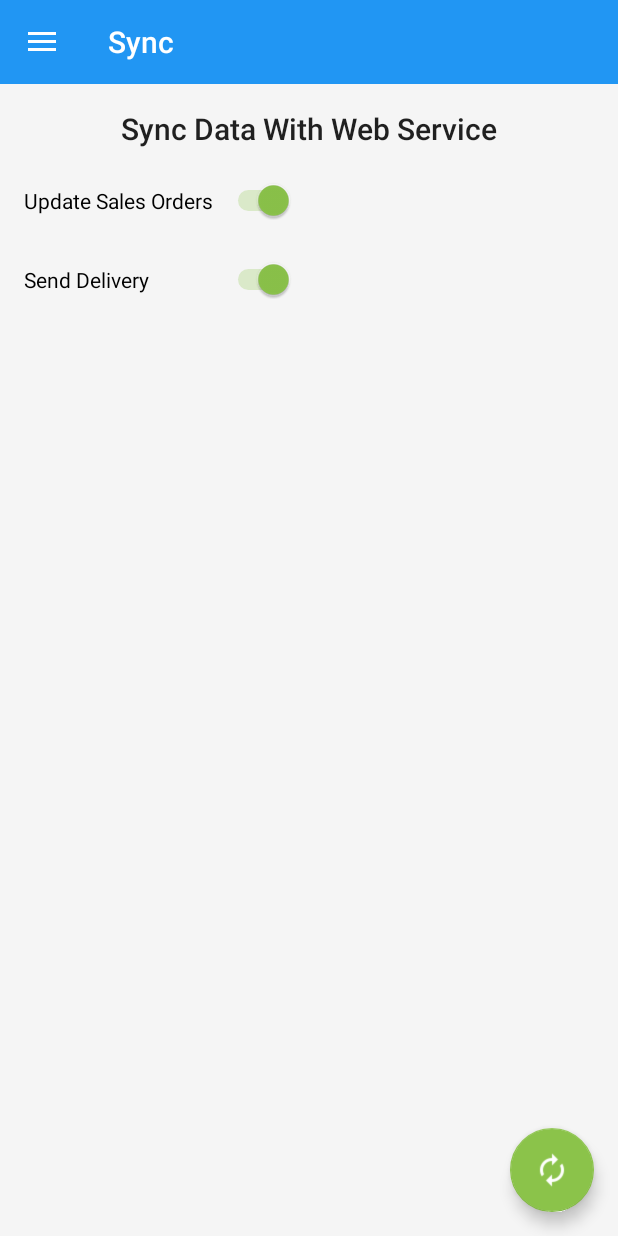
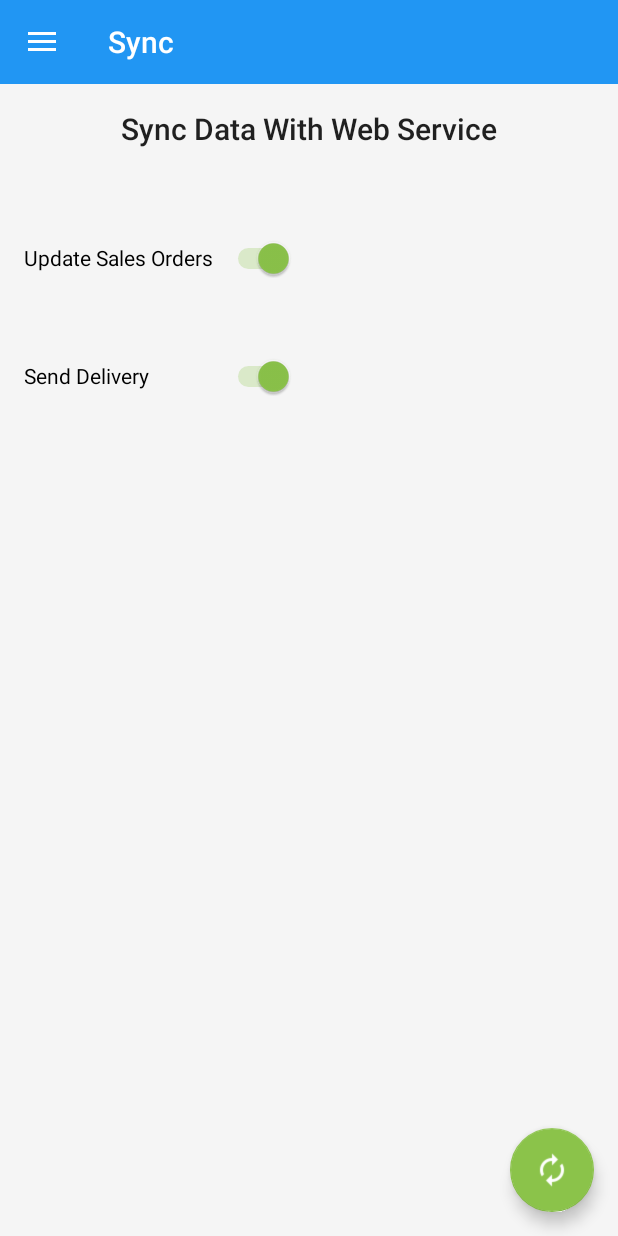
Before and after one commit to murilorodrigues62/MTrack, an Android app: the ListOrderActivity screen opened directly, with no data from a screen before it, in the side drawer, after a tap on "Sync", on a phone screen of 412 x 824 dp. Run offline under Robolectric (Android 15) with nearby library versions, the phone set to English and light mode, and no system bars; our stand-ins replace ButterKnife.

Commit message:
design changes

```diff
--- a/app/src/main/java/br/com/rodrigues/murilo/mtrack/activity/ListOrderActivity.java
+++ b/app/src/main/java/br/com/rodrigues/murilo/mtrack/activity/ListOrderActivity.java
@@ -51,14 +51,4 @@ public class ListOrderActivity extends BaseActivity implements OrderListFragment
         }
         return super.onOptionsItemSelected(item);
     }
-
-    @Override
-    protected int getSelfNavDrawerItem() {
-        return R.id.nav_sales_order;
-    }
-
-    @Override
-    public boolean providesActivityToolbar() {
-        return true;
-    }
 }
--- a/app/src/main/java/br/com/rodrigues/murilo/mtrack/activity/SyncActivity.java
+++ b/app/src/main/java/br/com/rodrigues/murilo/mtrack/activity/SyncActivity.java
@@ -49,16 +49,6 @@ public class SyncActivity extends BaseActivity {
         return super.onOptionsItemSelected(item);
     }
 
-    @Override
-    protected int getSelfNavDrawerItem() {
-        return R.id.nav_sync;
-    }
-
-    @Override
-    public boolean providesActivityToolbar() {
-        return true;
-    }
-
     public void sync(){
 
         new Thread() {
--- a/app/src/main/java/br/com/rodrigues/murilo/mtrack/activity/base/BaseActivity.java
+++ b/app/src/main/java/br/com/rodrigues/murilo/mtrack/activity/base/BaseActivity.java
@@ -46,18 +46,7 @@ public abstract class BaseActivity extends AppCompatActivity {
         NavigationView navigationView = (NavigationView) findViewById(R.id.nav_view);
         if (navigationView != null) {
             setupDrawerSelectListener(navigationView);
-            setSelectedItem(navigationView);
         }
-    }
-
-    /**
-     * Updated the checked item in the navigation drawer
-     * @param navigationView the navigation view
-     */
-    private void setSelectedItem(NavigationView navigationView) {
-        // Which navigation item should be selected?
-        int selectedItem = getSelfNavDrawerItem(); // subclass has to override this method
-        navigationView.setCheckedItem(selectedItem);
     }
 
     /**
@@ -123,7 +112,6 @@ public abstract class BaseActivity extends AppCompatActivity {
         return getSupportActionBar();
     }
 
-
     /**
      * Returns the navigation drawer item that corresponds to this Activity. Subclasses
      * have to override this method.
@@ -146,10 +134,10 @@ public abstract class BaseActivity extends AppCompatActivity {
         drawerLayout.closeDrawer(GravityCompat.START);
     }
 
-    public abstract boolean providesActivityToolbar();
 
-    public void setToolbar(Toolbar toolbar) {
+    protected void setToolbar(Toolbar toolbar) {
         setSupportActionBar(toolbar);
         getSupportActionBar().setDisplayHomeAsUpEnabled(true);
     }
+
 }
--- a/app/src/main/res/layout/include_sync_view.xml
+++ b/app/src/main/res/layout/include_sync_view.xml
@@ -19,7 +19,8 @@
             android:text="Sync Data With Web Service"
             android:textAppearance="@style/TextAppearance.AppCompat.Title"
             android:id="@+id/textView"
-            android:layout_gravity="center_horizontal" />
+            android:layout_gravity="center_horizontal"
+            android:layout_weight="0.05" />
 
         <android.support.design.widget.TextInputLayout
             android:id="@+id/settings_transporter_layout"
@@ -35,7 +36,7 @@
             android:text="Update Sales Orders"
             android:id="@+id/switch1"
             android:checked="true"
-            android:layout_weight="0.05" />
+            android:layout_weight="0.10" />
 
         <Switch
             android:layout_width="180dp"
@@ -43,7 +44,7 @@
             android:text="Send Delivery"
             android:id="@+id/switch2"
             android:checked="true"
-            android:layout_weight="0.05" />
+            android:layout_weight="0.10" />
 
 
     </LinearLayout>
--- a/app/src/main/res/values/strings.xml
+++ b/app/src/main/res/values/strings.xml
@@ -5,7 +5,7 @@
     <string name="settings_hint_transporter">Transporter Code</string>
     <string name="settingss_hint_webservice">Web Service URL</string>
 
-    <string name="navigation_title">My navigation title</string>
+    <string name="navigation_title">MTrack System</string>
     <string name="navigation_quotes">Sales Order</string>
     <string name="navigation_settings">Settings</string>
     <string name="navigation_sync">Sync</string>
```
Also changed, not shown: app/src/main/java/br/com/rodrigues/murilo/mtrack/activity/MainActivity.java (+0 -10 lines), app/src/main/java/br/com/rodrigues/murilo/mtrack/activity/OrderActivity.java (+0 -8 lines), app/src/main/java/br/com/rodrigues/murilo/mtrack/activity/SettingsActivity.java (+0 -10 lines), app/src/main/res/layout/navigation_header.xml (+13 -2 lines), 9 other files.
